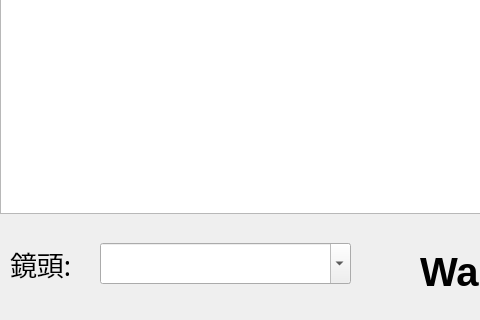
First picture: the form in project_codes/GUI/GUI.ui, repository AhJayzZ/Smart-Learning-System, before the edit; both pictures show x 0 to 480 and y 487 to 807 of the 1238 by 807 pixel window.
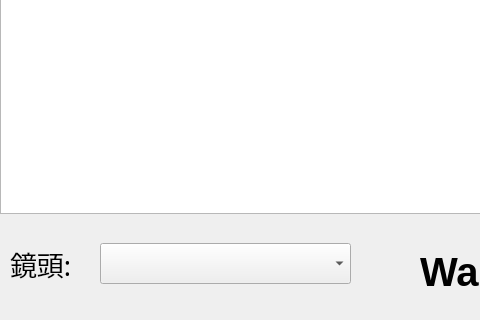
Second picture: the form after the edit.

Commit message: add camera change function

```diff
--- a/project_codes/GUI/GUI.ui
+++ b/project_codes/GUI/GUI.ui
@@ -174,7 +174,7 @@
     </font>
    </property>
    <property name="editable">
-    <bool>true</bool>
+    <bool>false</bool>
    </property>
    <property name="currentText">
     <string/>
```
The commit also changes 2 other files.
